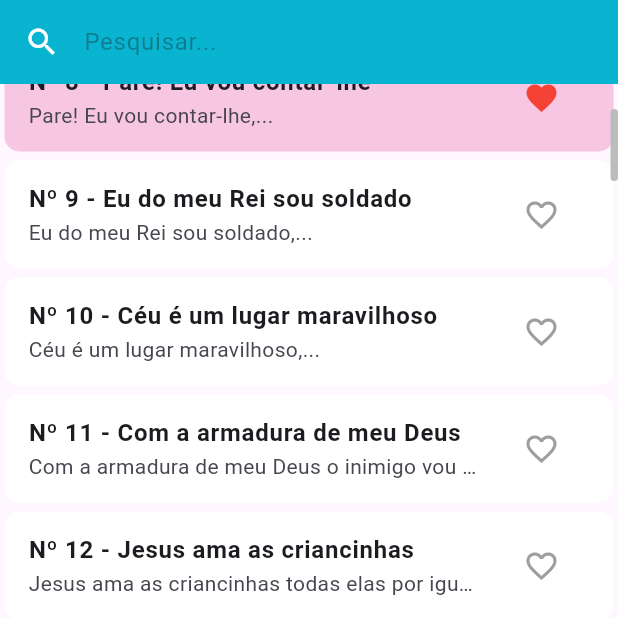
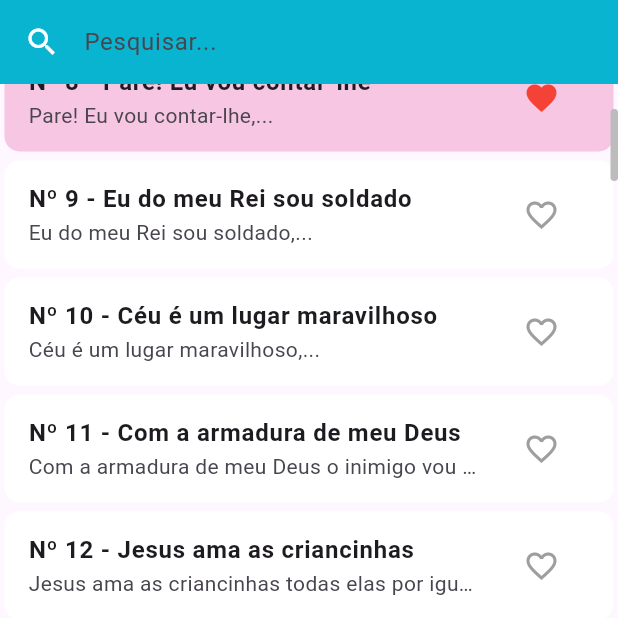
Before and after one commit to LeonardoFreitasDev/livrodecorosv2, a Flutter app: the screen it shows after launch, scrolled down 576 dp, after a tap on the "favorite outline" icon, on a phone screen of 412 x 824 dp, the top half of it. Run offline on Flutter 3.47's test engine with Material 3 defaults, Android fonts, the phone set to English and light mode, and no system bars.

Commit message:
Ajustando função de busca

```diff
--- a/livro_de_coros_v2/lib/views/SongListScreen.dart
+++ b/livro_de_coros_v2/lib/views/SongListScreen.dart
@@ -7,9 +7,11 @@ import '../views/SongScreen.dart';
 import 'package:path_provider/path_provider.dart';
 
 class SongListScreen extends StatefulWidget {
-  final List<Song> songList;
+  final List<Song> filteredList;
+  final List<Song> originalSongList;
 
-  const SongListScreen({super.key, required this.songList});
+  const SongListScreen(
+      {super.key, required this.filteredList, required this.originalSongList});
 
   @override
   State<SongListScreen> createState() => _SongListScreenState();
@@ -47,18 +49,48 @@ class _SongListScreenState extends State<SongListScreen> {
     }
   }
 
-  Future<void> updateSongFavorite(Song song, List<Song> songList) async {
+  Future<void> updateSongFavorite(Song song, List<Song> filteredList) async {
+    // List<Song> songs = await filteredList;
+    // List<Song> originalSongs = await widget.originalSongList;
+
+    // // Encontrar o índice do Song na lista filtrada
+    // int songIndex = songs.indexWhere((element) => element.id == song.id);
+
+    // // Se o índice for encontrado na lista filtrada
+    // if (songIndex != -1) {
+    //   // Atualizar o estado de favorito na lista filtrada
+    //   songs[songIndex].favorito = !songs[songIndex].favorito;
+
+    //   // Encontrar o índice correspondente na lista original
+    //   int originalIndex =
+    //       originalSongs.indexWhere((element) => element.id == song.id);
+
+    //   // Se o índice for encontrado na lista original
+    //   if (originalIndex != -1) {
+    //     // Atualizar o estado de favorito na lista original
+    //     originalSongs[originalIndex].favorito = songs[songIndex].favorito;
+
+    //     // Salvar os dados atualizados no arquivo JSON
+    //     // await saveSongsToJson(originalSongs);
+    //   }
+    // }
+
     // Carregar as músicas existentes do arquivo JSON
-    List<Song> songs = await songList;
+    List<Song> songs = await filteredList;
+    List<Song> originalSongs = List.from(await widget.originalSongList);
 
     // Encontrar o índice do Song na lista
     int songIndex = songs.indexWhere((element) => element.id == song.id);
+    int originalIndex =
+        originalSongs.indexWhere((element) => element.id == song.id);
 
     // Atualizar o estado de favorito do Song
     songs[songIndex].favorito = !songs[songIndex].favorito;
+    originalSongs[originalIndex].favorito =
+        originalSongs[originalIndex].favorito;
 
     // Salvar os dados atualizados no arquivo JSON
-    await saveSongsToJson(songs);
+    // await saveSongsToJson(originalSongs);
   }
 
   void _showModal(BuildContext context) {
@@ -102,41 +134,41 @@ class _SongListScreenState extends State<SongListScreen> {
         interactive: true,
         child: ListView.builder(
           controller: _scrollController,
-          itemCount: 303,
+          itemCount: widget.filteredList.length,
           itemBuilder: (BuildContext context, int index) {
             return Container(
               decoration: BoxDecoration(
                 borderRadius: BorderRadius.circular(10),
-                color: widget.songList[index].favorito == true
+                color: widget.filteredList[index].favorito == true
                     ? Color(0x33D4006C)
                     : Colors.white,
               ),
               margin: EdgeInsets.all(3.0),
               child: ListTile(
                 title: Text(
-                  'Nº ${'${widget.songList[index].numero} - ${widget.songList[index].titulo}'}',
+                  'Nº ${'${widget.filteredList[index].numero} - ${widget.filteredList[index].titulo}'}',
                   overflow: TextOverflow.ellipsis,
                   maxLines: 1,
                   style: TextStyle(fontWeight: FontWeight.bold),
                 ),
                 subtitle: Text(
-                  '${widget.songList[index].letra[0].toString()}...',
+                  '${widget.filteredList[index].letra[0].toString()}...',
                   overflow: TextOverflow.ellipsis,
                   maxLines: 1,
                 ),
                 trailing: IconButton(
                   icon: Icon(
-                    widget.songList[index].favorito == true
+                    widget.filteredList[index].favorito == true
                         ? Icons.favorite
                         : Icons.favorite_border,
-                    color: widget.songList[index].favorito == true
+                    color: widget.filteredList[index].favorito == true
                         ? Colors.red
                         : Colors.grey,
                   ),
                   onPressed: () {
                     setState(() {
                       updateSongFavorite(
-                          widget.songList[index], widget.songList);
+                          widget.filteredList[index], widget.filteredList);
                     });
                   },
                 ),
@@ -145,7 +177,7 @@ class _SongListScreenState extends State<SongListScreen> {
                     context,
                     MaterialPageRoute(
                       builder: (context) =>
-                          SongScreen(song: widget.songList[index]),
+                          SongScreen(song: widget.filteredList[index]),
                     ),
                   );
                 },
@@ -162,7 +194,7 @@ class _SongListScreenState extends State<SongListScreen> {
           // Rola a lista de volta para o topo
           _scrollController.animateTo(
             0.0,
-            duration: Duration(milliseconds: 500),
+            duration: Duration(milliseconds: 50),
             curve: Curves.linear,
           );
         },
--- a/livro_de_coros_v2/lib/views/SongListView.dart
+++ b/livro_de_coros_v2/lib/views/SongListView.dart
@@ -18,7 +18,7 @@ class SongListView extends StatefulWidget {
 
 class _SongListViewState extends State<SongListView> {
   List<Song> songList = [];
-  List<Song> filteredSongs = [];
+  List<Song> filteredList = [];
 
   int _selectedIndex = 0;
   bool _isSongListLoaded = false;
@@ -67,7 +67,7 @@ class _SongListViewState extends State<SongListView> {
       List<Song> songs = jsonData.map((data) => Song.fromJson(data)).toList();
       setState(() {
         songList = songs;
-        filteredSongs = songList;
+        filteredList = List.from(songList);
         _isSongListLoaded = true;
       });
     }
@@ -84,12 +84,22 @@ class _SongListViewState extends State<SongListView> {
     }
   }
 
+  void _filterSongs(String searchText) {
+    setState(() {
+      filteredList = songList
+          .where((song) =>
+              song.numero.toString().contains(searchText) ||
+              song.titulo.toLowerCase().contains(searchText.toLowerCase()))
+          .toList();
+    });
+  }
+
   @override
   Widget build(BuildContext context) {
     return Scaffold(
       appBar: AppBar(
         title: TextField(
-          enabled: false,
+          enabled: true,
           decoration: const InputDecoration(
             icon: Icon(Icons.search),
             iconColor: Colors.white,
@@ -98,18 +108,7 @@ class _SongListViewState extends State<SongListView> {
             fillColor: Colors.white,
           ),
           onChanged: (value) {
-            if (value.isEmpty) {
-              setState(() {
-                filteredSongs = songList;
-              });
-            } else {
-              filteredSongs = songList
-                  .where((song) =>
-                      song.titulo.toLowerCase().contains(value.toLowerCase()) ||
-                      song.numero.toString().contains(value.toLowerCase()))
-                  .toList();
-              setState(() {});
-            }
+            _filterSongs(value);
           },
         ),
       ),
@@ -117,7 +116,8 @@ class _SongListViewState extends State<SongListView> {
           ? IndexedStack(
               index: _selectedIndex,
               children: [
-                SongListScreen(songList: songList),
+                SongListScreen(
+                    filteredList: filteredList, originalSongList: songList),
                 FavoriteListScreen(songList: songList),
               ],
             )
```
